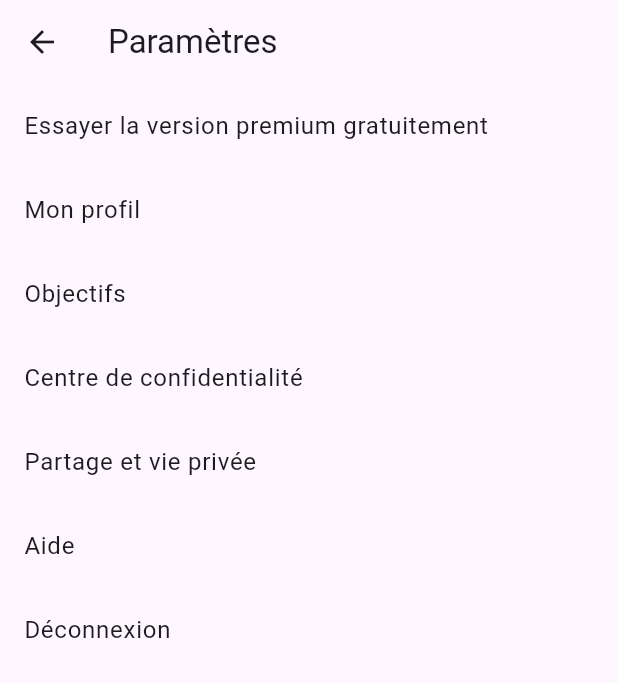
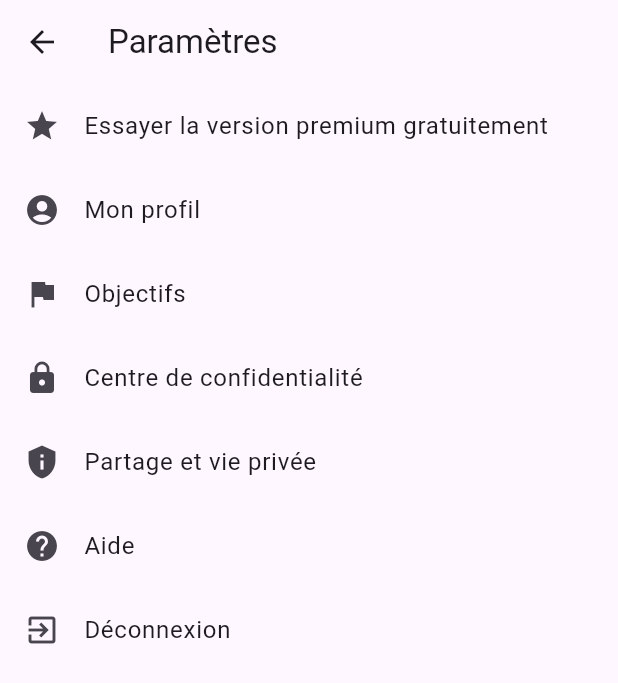
Before and after one commit to jeanJonathan/cahier_progression_phone, a Flutter app: the ParametresScreen screen opened directly, on a phone screen of 412 x 824 dp. Shown: the top 683 px of the screen. Run offline on Flutter 3.47's test engine with Material 2 defaults, Android fonts, the phone set to English and light mode, and no system bars.

Commit message:
Association des icones a chaque element des parametres

```diff
--- a/lib/parametres_screen.dart
+++ b/lib/parametres_screen.dart
@@ -15,41 +15,48 @@ class _ParametresScreenState extends State<ParametresScreen> {
       body: ListView(
         children: [
           ListTile(
+            leading: Icon(Icons.star),
             title: Text('Essayer la version premium gratuitement'),
             onTap: () {
               // Action lorsque l'utilisateur clique sur "Essayer la version premium gratuitement"
             },
           ),
           ListTile(
+            leading: Icon(Icons.account_circle),
             title: Text('Mon profil'),
             onTap: () {
               // Action lorsque l'utilisateur clique sur "Mon profil"
             },
           ),
           ListTile(
+            leading: Icon(Icons.flag),
             title: Text('Objectifs'),
             onTap: () {
               // Action lorsque l'utilisateur clique sur "Objectifs"
             },
           ),
           ListTile(
+            leading: Icon(Icons.lock),
             title: Text('Centre de confidentialité'),
             onTap: () {
               // Action lorsque l'utilisateur clique sur "Centre de confidentialité"
             },
           ),
           ListTile(
+            leading: Icon(Icons.privacy_tip),
             title: Text('Partage et vie privée'),
             onTap: () {
               // Action lorsque l'utilisateur clique sur "Partage et vie privée"
             },
           ),ListTile(
+            leading: Icon(Icons.help),
             title: Text('Aide'),
             onTap: () {
               // Action lorsque l'utilisateur clique sur "Aide"
             },
           ),
           ListTile(
+            leading: Icon(Icons.exit_to_app),
             title: Text('Déconnexion'),
             onTap: _deconnexion, // Appel de la fonction de déconnexion
           ),
```
